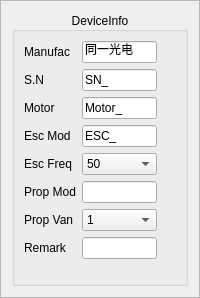
Before: the Qt Designer form ui/testinfoconfig.ui in eshenhu/QtDemo, drawn with Qt 5.
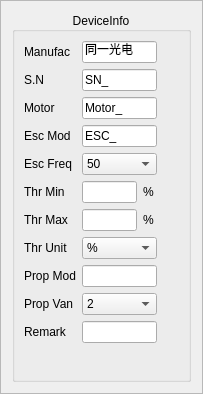
After: the same form once the commit is applied.

```diff
--- a/ui/testinfoconfig.ui
+++ b/ui/testinfoconfig.ui
@@ -6,8 +6,8 @@
    <rect>
     <x>0</x>
     <y>0</y>
-    <width>200</width>
-    <height>298</height>
+    <width>203</width>
+    <height>394</height>
    </rect>
   </property>
   <property name="sizePolicy">
@@ -25,11 +25,8 @@
   <property name="frameShadow">
    <enum>QFrame::Raised</enum>
   </property>
-  <layout class="QVBoxLayout" name="verticalLayout">
-   <property name="sizeConstraint">
-    <enum>QLayout::SetMinimumSize</enum>
-   </property>
-   <item>
+  <layout class="QGridLayout" name="gridLayout">
+   <item row="0" column="0">
     <widget class="QGroupBox" name="groupBox">
      <property name="title">
       <string>DeviceInfo</string>
@@ -37,7 +34,7 @@
      <property name="alignment">
       <set>Qt::AlignCenter</set>
      </property>
-     <layout class="QFormLayout" name="formLayout">
+     <layout class="QFormLayout" name="formLayout_3">
       <item row="0" column="0">
        <widget class="QLabel" name="label">
         <property name="sizePolicy">
@@ -239,6 +236,179 @@
        </widget>
       </item>
       <item row="5" column="0">
+       <widget class="QLabel" name="label_9">
+        <property name="sizePolicy">
+         <sizepolicy hsizetype="Fixed" vsizetype="Preferred">
+          <horstretch>0</horstretch>
+          <verstretch>0</verstretch>
+         </sizepolicy>
+        </property>
+        <property name="maximumSize">
+         <size>
+          <width>100</width>
+          <height>16777215</height>
+         </size>
+        </property>
+        <property name="text">
+         <string>Thr Min</string>
+        </property>
+       </widget>
+      </item>
+      <item row="5" column="1">
+       <layout class="QFormLayout" name="formLayout_2">
+        <property name="labelAlignment">
+         <set>Qt::AlignRight|Qt::AlignTrailing|Qt::AlignVCenter</set>
+        </property>
+        <property name="formAlignment">
+         <set>Qt::AlignLeading|Qt::AlignLeft|Qt::AlignTop</set>
+        </property>
+        <item row="0" column="0">
+         <widget class="QLineEdit" name="Thr_Min_LE">
+          <property name="sizePolicy">
+           <sizepolicy hsizetype="Fixed" vsizetype="Fixed">
+            <horstretch>0</horstretch>
+            <verstretch>0</verstretch>
+           </sizepolicy>
+          </property>
+          <property name="maximumSize">
+           <size>
+            <width>55</width>
+            <height>16777215</height>
+           </size>
+          </property>
+         </widget>
+        </item>
+        <item row="0" column="1">
+         <widget class="QLabel" name="label_15">
+          <property name="minimumSize">
+           <size>
+            <width>15</width>
+            <height>0</height>
+           </size>
+          </property>
+          <property name="maximumSize">
+           <size>
+            <width>15</width>
+            <height>16777215</height>
+           </size>
+          </property>
+          <property name="text">
+           <string>%</string>
+          </property>
+         </widget>
+        </item>
+       </layout>
+      </item>
+      <item row="6" column="0">
+       <widget class="QLabel" name="label_10">
+        <property name="sizePolicy">
+         <sizepolicy hsizetype="Fixed" vsizetype="Preferred">
+          <horstretch>0</horstretch>
+          <verstretch>0</verstretch>
+         </sizepolicy>
+        </property>
+        <property name="maximumSize">
+         <size>
+          <width>100</width>
+          <height>16777215</height>
+         </size>
+        </property>
+        <property name="text">
+         <string>Thr Max</string>
+        </property>
+       </widget>
+      </item>
+      <item row="6" column="1">
+       <layout class="QFormLayout" name="formLayout">
+        <property name="labelAlignment">
+         <set>Qt::AlignRight|Qt::AlignTrailing|Qt::AlignVCenter</set>
+        </property>
+        <property name="formAlignment">
+         <set>Qt::AlignLeading|Qt::AlignLeft|Qt::AlignTop</set>
+        </property>
+        <item row="0" column="0">
+         <widget class="QLineEdit" name="Thr_Max_LE">
+          <property name="sizePolicy">
+           <sizepolicy hsizetype="Fixed" vsizetype="Fixed">
+            <horstretch>0</horstretch>
+            <verstretch>0</verstretch>
+           </sizepolicy>
+          </property>
+          <property name="maximumSize">
+           <size>
+            <width>55</width>
+            <height>16777215</height>
+           </size>
+          </property>
+         </widget>
+        </item>
+        <item row="0" column="1">
+         <widget class="QLabel" name="label_13">
+          <property name="minimumSize">
+           <size>
+            <width>15</width>
+            <height>0</height>
+           </size>
+          </property>
+          <property name="maximumSize">
+           <size>
+            <width>15</width>
+            <height>16777215</height>
+           </size>
+          </property>
+          <property name="text">
+           <string>%</string>
+          </property>
+         </widget>
+        </item>
+       </layout>
+      </item>
+      <item row="7" column="0">
+       <widget class="QLabel" name="label_11">
+        <property name="sizePolicy">
+         <sizepolicy hsizetype="Fixed" vsizetype="Preferred">
+          <horstretch>0</horstretch>
+          <verstretch>0</verstretch>
+         </sizepolicy>
+        </property>
+        <property name="maximumSize">
+         <size>
+          <width>100</width>
+          <height>16777215</height>
+         </size>
+        </property>
+        <property name="text">
+         <string>Thr Unit</string>
+        </property>
+       </widget>
+      </item>
+      <item row="7" column="1">
+       <widget class="QComboBox" name="THRUnit_combox">
+        <property name="sizePolicy">
+         <sizepolicy hsizetype="Fixed" vsizetype="Fixed">
+          <horstretch>0</horstretch>
+          <verstretch>0</verstretch>
+         </sizepolicy>
+        </property>
+        <property name="maximumSize">
+         <size>
+          <width>75</width>
+          <height>16777215</height>
+         </size>
+        </property>
+        <item>
+         <property name="text">
+          <string>%</string>
+         </property>
+        </item>
+        <item>
+         <property name="text">
+          <string>us</string>
+         </property>
+        </item>
+       </widget>
+      </item>
+      <item row="8" column="0">
        <widget class="QLabel" name="label_5">
         <property name="sizePolicy">
          <sizepolicy hsizetype="Fixed" vsizetype="Preferred">
@@ -257,7 +427,7 @@
         </property>
        </widget>
       </item>
-      <item row="5" column="1">
+      <item row="8" column="1">
        <widget class="QLineEdit" name="propModel_LE">
         <property name="sizePolicy">
          <sizepolicy hsizetype="Fixed" vsizetype="Fixed">
@@ -273,7 +443,7 @@
         </property>
        </widget>
       </item>
-      <item row="6" column="0">
+      <item row="9" column="0">
        <widget class="QLabel" name="label_7">
         <property name="sizePolicy">
          <sizepolicy hsizetype="Fixed" vsizetype="Preferred">
@@ -292,7 +462,7 @@
         </property>
        </widget>
       </item>
-      <item row="6" column="1">
+      <item row="9" column="1">
        <widget class="QComboBox" name="propVanes_combox">
         <property name="sizePolicy">
          <sizepolicy hsizetype="Fixed" vsizetype="Fixed">
@@ -306,11 +476,6 @@
           <height>16777215</height>
          </size>
         </property>
-        <item>
-         <property name="text">
-          <string>1</string>
-         </property>
-        </item>
         <item>
          <property name="text">
           <string>2</string>
@@ -343,7 +508,7 @@
         </item>
        </widget>
       </item>
-      <item row="7" column="0">
+      <item row="10" column="0">
        <widget class="QLabel" name="label_8">
         <property name="sizePolicy">
          <sizepolicy hsizetype="Fixed" vsizetype="Preferred">
@@ -362,7 +527,7 @@
         </property>
        </widget>
       </item>
-      <item row="7" column="1">
+      <item row="10" column="1">
        <widget class="QLineEdit" name="remark_LE">
         <property name="sizePolicy">
          <sizepolicy hsizetype="Fixed" vsizetype="Fixed">
```
Left out of the diff: 112 changed lines with no effect on the pictures.
